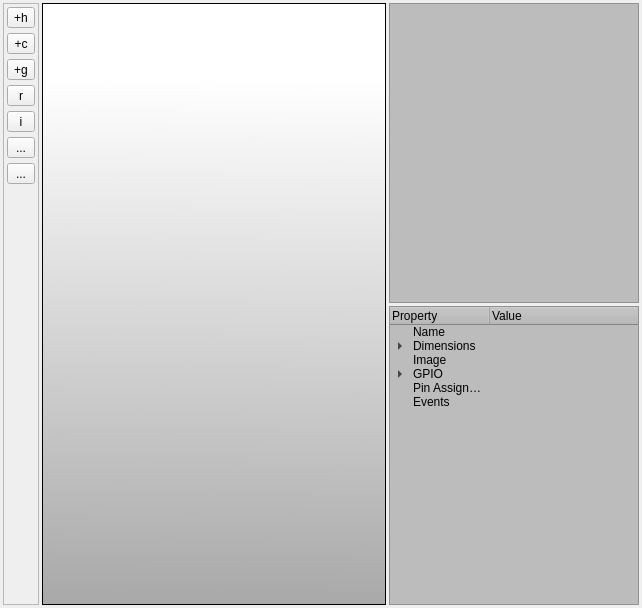
Old version of the form src/hardwarelayoutwidget.ui in the repository clixx-io/kayeiot.
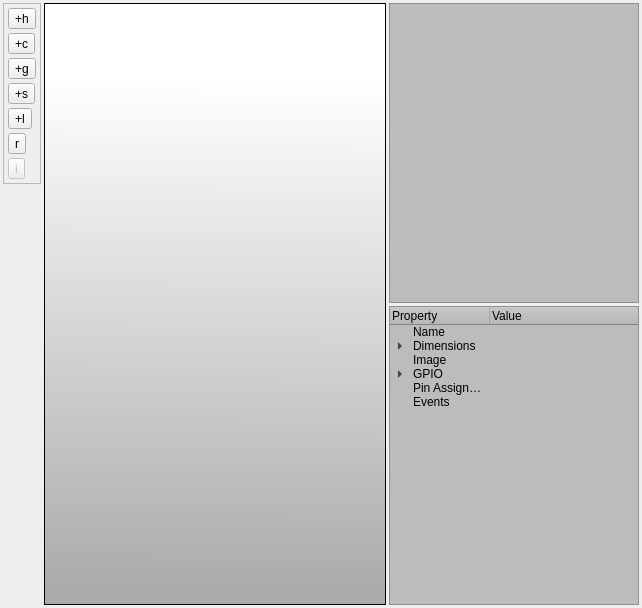
New version of the form. Icons and pictures are not drawn.

Diff of the .ui file:
```diff
--- a/src/hardwarelayoutwidget.ui
+++ b/src/hardwarelayoutwidget.ui
@@ -35,129 +35,140 @@
    <property name="bottomMargin">
     <number>3</number>
    </property>
-   <item>
+   <item alignment="Qt::AlignTop">
     <widget class="QFrame" name="frame">
      <property name="minimumSize">
       <size>
-       <width>36</width>
+       <width>28</width>
        <height>0</height>
       </size>
      </property>
+     <property name="layoutDirection">
+      <enum>Qt::LeftToRight</enum>
+     </property>
      <property name="frameShape">
       <enum>QFrame::StyledPanel</enum>
      </property>
      <property name="frameShadow">
       <enum>QFrame::Raised</enum>
      </property>
-     <widget class="QToolButton" name="toolButton_2">
-      <property name="geometry">
-       <rect>
-        <x>4</x>
-        <y>160</y>
-        <width>28</width>
-        <height>21</height>
-       </rect>
+     <layout class="QVBoxLayout" name="verticalLayout_2">
+      <property name="spacing">
+       <number>4</number>
       </property>
-      <property name="text">
-       <string>...</string>
+      <property name="leftMargin">
+       <number>4</number>
       </property>
-     </widget>
-     <widget class="QToolButton" name="toolButton_3">
-      <property name="geometry">
-       <rect>
-        <x>4</x>
-        <y>134</y>
-        <width>28</width>
-        <height>21</height>
-       </rect>
+      <property name="topMargin">
+       <number>4</number>
       </property>
-      <property name="text">
-       <string>...</string>
+      <property name="rightMargin">
+       <number>4</number>
       </property>
-     </widget>
-     <widget class="QToolButton" name="toolButton_ImportSketch">
-      <property name="geometry">
-       <rect>
-        <x>4</x>
-        <y>108</y>
-        <width>28</width>
-        <height>21</height>
-       </rect>
+      <property name="bottomMargin">
+       <number>4</number>
       </property>
-      <property name="toolTip">
-       <string>Import Sketch</string>
-      </property>
-      <property name="text">
-       <string>i</string>
-      </property>
-     </widget>
-     <widget class="QToolButton" name="toolButton_Report">
-      <property name="geometry">
-       <rect>
-        <x>4</x>
-        <y>82</y>
-        <width>28</width>
-        <height>21</height>
-       </rect>
-      </property>
-      <property name="toolTip">
-       <string>Report Mode</string>
-      </property>
-      <property name="text">
-       <string>r</string>
-      </property>
-     </widget>
-     <widget class="QToolButton" name="toolButton_AddGraphic">
-      <property name="geometry">
-       <rect>
-        <x>4</x>
-        <y>56</y>
-        <width>28</width>
-        <height>21</height>
-       </rect>
-      </property>
-      <property name="toolTip">
-       <string>Add Graphic</string>
-      </property>
-      <property name="text">
-       <string>+g</string>
-      </property>
-     </widget>
-     <widget class="QToolButton" name="toolButton_AddHardware">
-      <property name="geometry">
-       <rect>
-        <x>4</x>
-        <y>4</y>
-        <width>28</width>
-        <height>21</height>
-       </rect>
-      </property>
-      <property name="toolTip">
-       <string>Add Component</string>
-      </property>
-      <property name="statusTip">
-       <string/>
-      </property>
-      <property name="text">
-       <string>+h</string>
-      </property>
-     </widget>
-     <widget class="QToolButton" name="toolButton_AddCable">
-      <property name="geometry">
-       <rect>
-        <x>4</x>
-        <y>30</y>
-        <width>28</width>
-        <height>21</height>
-       </rect>
-      </property>
-      <property name="toolTip">
-       <string>Add Cable</string>
-      </property>
-      <property name="text">
-       <string>+c</string>
-      </property>
-     </widget>
+      <item>
+       <widget class="QToolButton" name="toolButton_AddHardware">
+        <property name="toolTip">
+         <string>Add Component</string>
+        </property>
+        <property name="statusTip">
+         <string/>
+        </property>
+        <property name="text">
+         <string>+h</string>
+        </property>
+        <property name="icon">
+         <iconset resource="kayeiot.qrc">
+          <normaloff>:/res/res/add-hardware-32x32.png</normaloff>:/res/res/add-hardware-32x32.png</iconset>
+        </property>
+       </widget>
+      </item>
+      <item>
+       <widget class="QToolButton" name="toolButton_AddCable">
+        <property name="toolTip">
+         <string>Add Cable</string>
+        </property>
+        <property name="text">
+         <string>+c</string>
+        </property>
+        <property name="icon">
+         <iconset resource="kayeiot.qrc">
+          <normaloff>:/res/res/add-cable1-32x32.png</normaloff>:/res/res/add-cable1-32x32.png</iconset>
+        </property>
+       </widget>
+      </item>
+      <item>
+       <widget class="QToolButton" name="toolButton_AddGraphic">
+        <property name="toolTip">
+         <string>Add Graphic</string>
+        </property>
+        <property name="text">
+         <string>+g</string>
+        </property>
+        <property name="icon">
+         <iconset resource="kayeiot.qrc">
+          <normaloff>:/res/res/add-graphic-32x32.png</normaloff>:/res/res/add-graphic-32x32.png</iconset>
+        </property>
+       </widget>
+      </item>
+      <item>
+       <widget class="QToolButton" name="toolButton_AddShape">
+        <property name="toolTip">
+         <string>Add Shape</string>
+        </property>
+        <property name="text">
+         <string>+s</string>
+        </property>
+        <property name="icon">
+         <iconset resource="kayeiot.qrc">
+          <normaloff>:/res/res/add-shape-32x32.png</normaloff>:/res/res/add-shape-32x32.png</iconset>
+        </property>
+       </widget>
+      </item>
+      <item>
+       <widget class="QToolButton" name="toolButton_AddArrow">
+        <property name="toolTip">
+         <string>Add Arrow</string>
+        </property>
+        <property name="text">
+         <string>+l</string>
+        </property>
+        <property name="icon">
+         <iconset resource="kayeiot.qrc">
+          <normaloff>:/res/res/add-arrow-32x32.png</normaloff>:/res/res/add-arrow-32x32.png</iconset>
+        </property>
+       </widget>
+      </item>
+      <item>
+       <widget class="QToolButton" name="toolButton_Report">
+        <property name="toolTip">
+         <string>Report Mode</string>
+        </property>
+        <property name="text">
+         <string>r</string>
+        </property>
+        <property name="icon">
+         <iconset resource="kayeiot.qrc">
+          <normaloff>:/res/res/report-mode-32x32.png</normaloff>:/res/res/report-mode-32x32.png</iconset>
+        </property>
+       </widget>
+      </item>
+      <item>
+       <widget class="QToolButton" name="toolButton_ImportSketch">
+        <property name="enabled">
+         <bool>false</bool>
+        </property>
+        <property name="toolTip">
+         <string>Import Sketch</string>
+        </property>
+        <property name="text">
+         <string>i</string>
+        </property>
+       </widget>
+      </item>
+     </layout>
     </widget>
    </item>
    <item>
```
Left out of the diff: 4 changed lines with no effect on the pictures.
